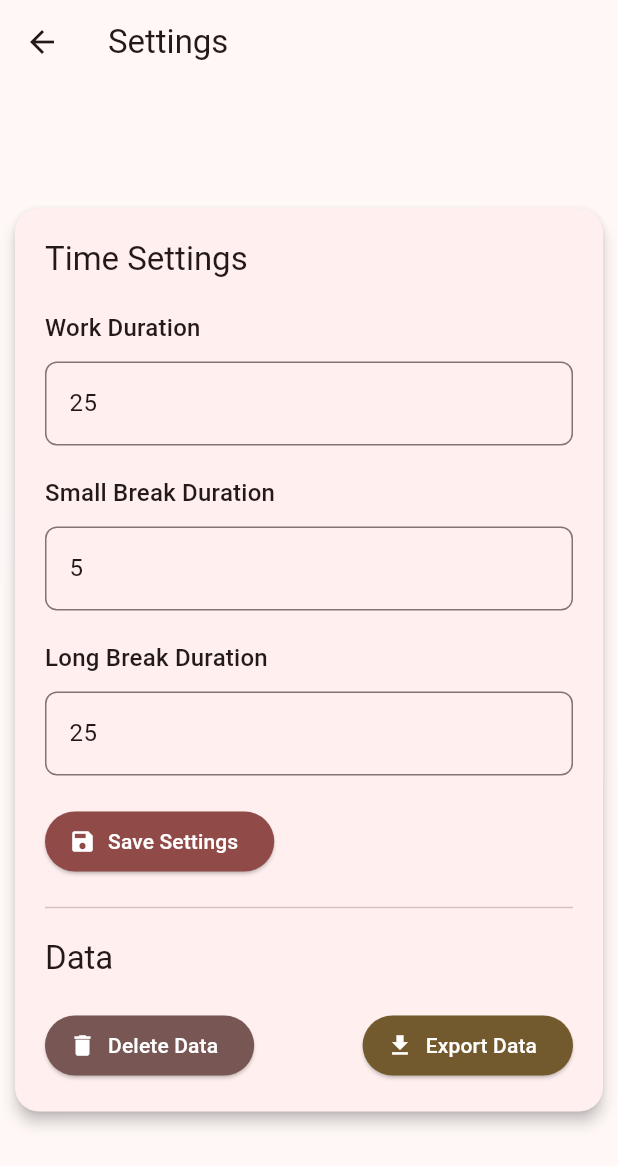
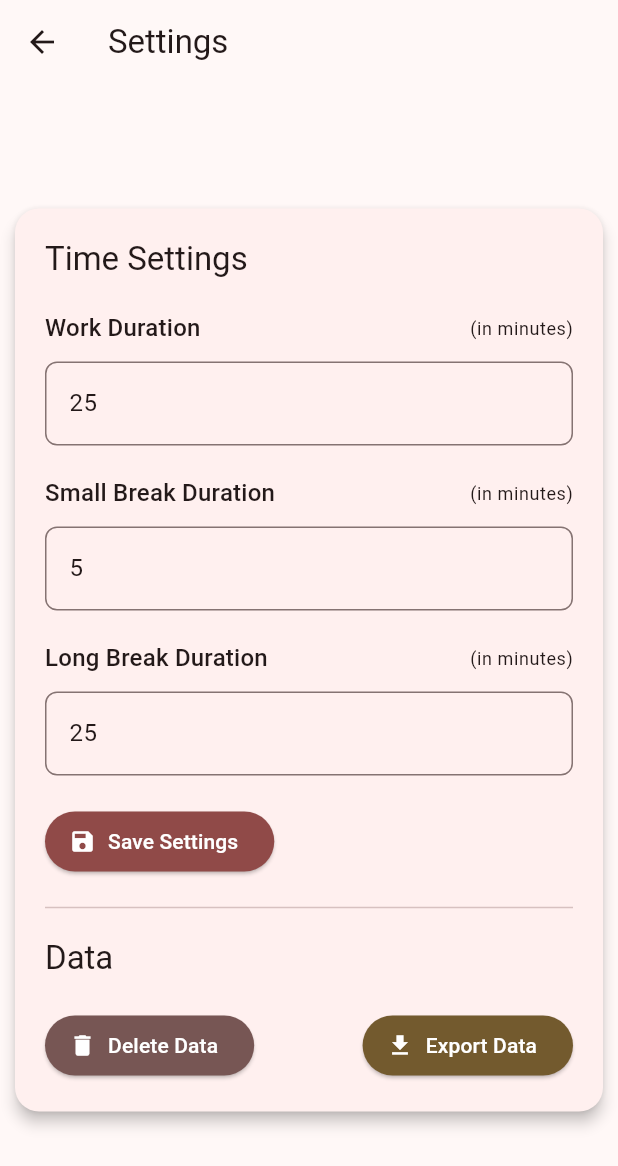
Before and after one commit to Konosprod/psychic-eureka, a Flutter app: the screen it shows after launch, after a tap on the "settings" icon, on a phone screen of 412 x 824 dp. Shown: the top 1166 px of the screen. Run offline on Flutter 3.47's test engine with Material 3 defaults, Android fonts, the phone set to English and light mode, and no system bars; missing offline and left inert: window_manager.

Commit message:
feat: Add duration labels for work and break inputs in settings

```diff
--- a/timotime/lib/views/settings/settings_page.dart
+++ b/timotime/lib/views/settings/settings_page.dart
@@ -48,9 +48,18 @@ class SettingsPage extends StatelessWidget {
                             style: Theme.of(context).textTheme.titleLarge,
                           ),
                           const SizedBox(height: 20),
+                          Row(
+                            mainAxisAlignment: MainAxisAlignment.spaceBetween,
+                            children: [
                               Text(
                                 'Work Duration',
                                 style: Theme.of(context).textTheme.titleMedium,
+                              ),
+                              Text(
+                                '(in minutes)',
+                                style: Theme.of(context).textTheme.bodySmall,
+                              ),
+                            ],
                           ),
                           const SizedBox(height: 10),
                           TextFormField(
@@ -66,9 +75,18 @@ class SettingsPage extends StatelessWidget {
                             validator: validateInputeDurationValue,
                           ),
                           const SizedBox(height: 20),
+                          Row(
+                            mainAxisAlignment: MainAxisAlignment.spaceBetween,
+                            children: [
                               Text(
                                 'Small Break Duration',
                                 style: Theme.of(context).textTheme.titleMedium,
+                              ),
+                              Text(
+                                '(in minutes)',
+                                style: Theme.of(context).textTheme.bodySmall,
+                              ),
+                            ],
                           ),
                           const SizedBox(height: 10),
                           TextFormField(
@@ -84,9 +102,18 @@ class SettingsPage extends StatelessWidget {
                             validator: validateInputeDurationValue,
                           ),
                           const SizedBox(height: 20),
+                          Row(
+                            mainAxisAlignment: MainAxisAlignment.spaceBetween,
+                            children: [
                               Text(
                                 'Long Break Duration',
                                 style: Theme.of(context).textTheme.titleMedium,
+                              ),
+                              Text(
+                                '(in minutes)',
+                                style: Theme.of(context).textTheme.bodySmall,
+                              ),
+                            ],
                           ),
                           const SizedBox(height: 10),
                           TextFormField(
```
Lines whose indentation alone changed are shown as unchanged.
